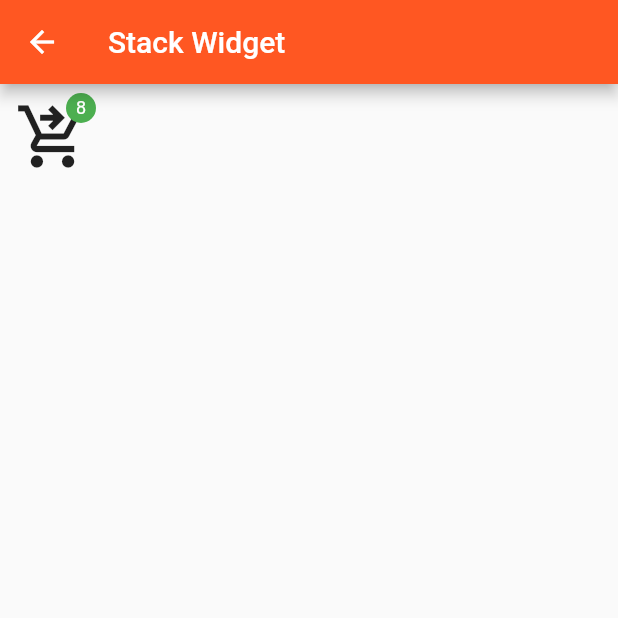
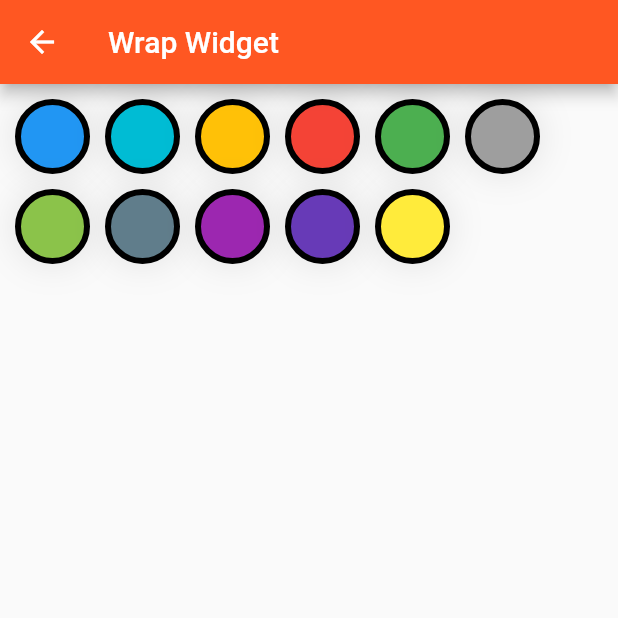
Before and after one commit to efrizalnf/flutter_widget, a Flutter app: the screen it shows after launch, on a phone screen of 412 x 824 dp, the top half of it. Run offline on Flutter 3.47's test engine with Material 2 defaults, Android fonts, the phone set to English and light mode, and no system bars; our stand-ins replace flutter_svg, syncfusion_flutter_charts.

Commit message:
added wrap widget

```diff
--- a/lib/main.dart
+++ b/lib/main.dart
@@ -8,6 +8,7 @@ import 'package:project_flutter_pertama/meet_2/ch4topic2/basic_layout/listview_w
 import 'package:project_flutter_pertama/meet_2/ch4topic2/basic_layout/padding_widget.dart';
 import 'package:project_flutter_pertama/meet_2/ch4topic2/basic_layout/sizedbox_widget.dart';
 import 'package:project_flutter_pertama/meet_2/ch4topic2/basic_layout/stack_widget.dart';
+import 'package:project_flutter_pertama/meet_2/ch4topic2/basic_layout/wrap_widget.dart';
 import 'package:project_flutter_pertama/meet_2/ch4topic2/basic_widget/text_widget.dart';
 import 'package:project_flutter_pertama/meet_2/ch4topic2/navigation/sliver_widget.dart';
 import 'package:project_flutter_pertama/tugas/basic-form/dialog_widget.dart';
@@ -22,6 +23,7 @@ import 'package:project_flutter_pertama/tugas/basic-layout/paddingwidget.dart';
 import 'package:project_flutter_pertama/tugas/basic-layout/rowwidget.dart';
 import 'package:project_flutter_pertama/tugas/basic-layout/sizedboxwidget.dart';
 import 'package:project_flutter_pertama/tugas/basic-layout/stackwidget.dart';
+import 'package:project_flutter_pertama/tugas/basic-layout/wrapwidget.dart';
 import 'package:project_flutter_pertama/tugas/fic_column_widget.dart';
 import 'package:project_flutter_pertama/tugas/stateless_statefull.dart';
 
@@ -42,7 +44,7 @@ class MyApp extends StatelessWidget {
       theme: ThemeData(
         primarySwatch: Colors.deepOrange,
       ),
-      home: MyStackWidget(),
+      home: MyWrapWidget(),
     );
   }
 }
--- /dev/null
+++ b/lib/tugas/basic-layout/wrapwidget.dart
@@ -0,0 +1,60 @@
+import 'package:flutter/material.dart';
+import 'package:project_flutter_pertama/tugas/basic-form/helper.dart';
+
+class MyWrapWidget extends StatelessWidget {
+  MyWrapWidget({super.key});
+  final List<Color> colors = [
+    Colors.blue,
+    Colors.cyan,
+    Colors.amber,
+    Colors.red,
+    Colors.green,
+    Colors.grey,
+    Colors.lightGreen,
+    Colors.blueGrey,
+    Colors.purple,
+    Colors.deepPurple,
+    Colors.yellow,
+  ];
+  @override
+  Widget build(BuildContext context) {
+    return Scaffold(
+      appBar: const CustomAppbar(titleValue: "Wrap Widget"),
+      body: SingleChildScrollView(
+        child: Container(
+          padding: const EdgeInsets.all(10.0),
+          child: Column(
+            children: [
+              Wrap(
+                spacing: 10,
+                runSpacing: 10,
+                children: colors.map((color) {
+                  return InkWell(
+                    onTap: () {},
+                    child: Container(
+                      width: 50,
+                      height: 50,
+                      decoration: BoxDecoration(
+                          border: Border.all(
+                            width: 4.0,
+                          ),
+                          color: color,
+                          shape: BoxShape.circle,
+                          boxShadow: [
+                            BoxShadow(
+                              color: Colors.black.withOpacity(0.1),
+                              offset: Offset.zero,
+                              blurRadius: 20,
+                            )
+                          ]),
+                    ),
+                  );
+                }).toList(),
+              ),
+            ],
+          ),
+        ),
+      ),
+    );
+  }
+}
```
